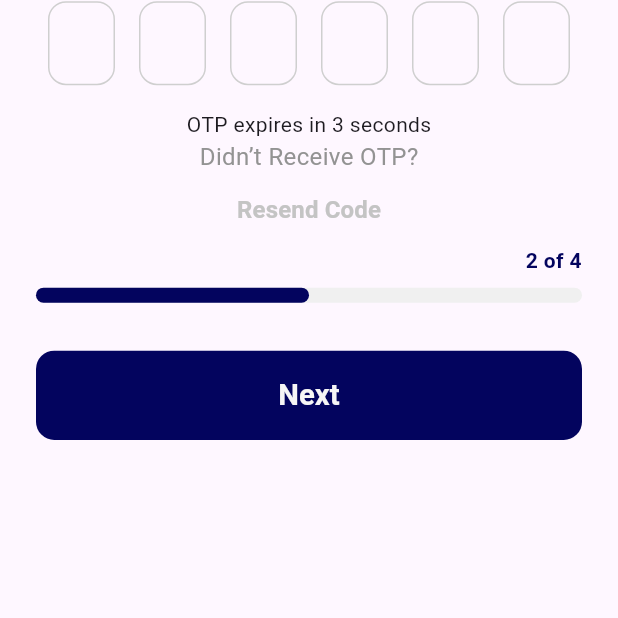
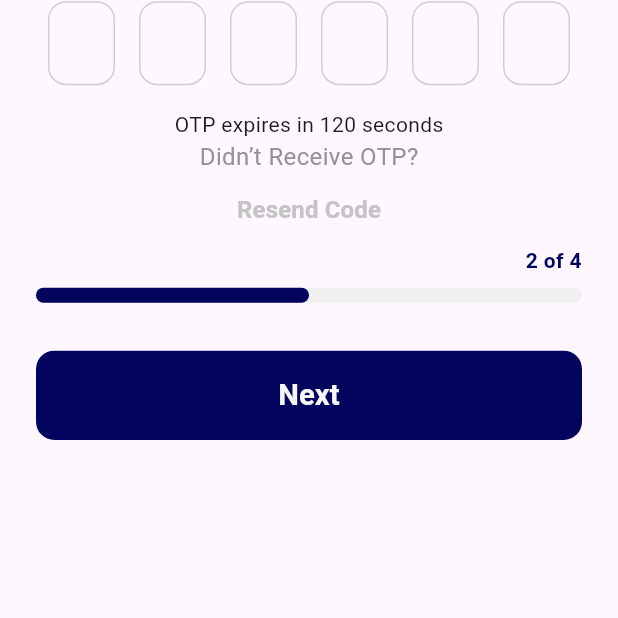
Before and after one commit to Bisho-George/Estegatha-mobile-application, a Flutter app: the OtpView screen opened by its route, on a phone screen of 412 x 824 dp, the part 333-951 px from its top. Run offline on Flutter 3.47's test engine with Material 3 defaults, Android fonts, the phone set to English and light mode, and no system bars; drawn by our look-alikes of toastification; our stand-ins replace bloc, carousel_slider, dartz, dio, equatable, firebase_core and 20 more; missing offline and left inert: flutter_foreground_task, health, workmanager; accounts and stored records are empty; network calls fail.

Commit message:
fix register

```diff
--- a/lib/features/forget-password/presentation/pages/forget_password_screen_0.dart
+++ b/lib/features/forget-password/presentation/pages/forget_password_screen_0.dart
@@ -106,7 +106,6 @@ class ForgetPasswordScreen_0 extends StatelessWidget {
                               ConstantSizes.defaultSpace),
                         ),
                         ProgressIndicatorBar(
-                          stepTitle: "Enter your email address",
                           percentage: 0.25,
                           step: "Step 1",
                         ),
--- a/lib/features/forget-password/presentation/pages/forget_password_screen_1.dart
+++ b/lib/features/forget-password/presentation/pages/forget_password_screen_1.dart
@@ -94,7 +94,6 @@ class ForgetPasswordScreen_1 extends StatelessWidget {
                               ConstantSizes.defaultSpace),
                         ),
                         ProgressIndicatorBar(
-                          stepTitle: "Enter your New Password",
                           percentage: 0.5,
                           step: "Step 2",
                         ),
--- a/lib/features/forget-password/presentation/pages/forget_password_screen_2.dart
+++ b/lib/features/forget-password/presentation/pages/forget_password_screen_2.dart
@@ -94,7 +94,6 @@ class ForgetPasswordScreen_2 extends StatelessWidget {
                               ConstantSizes.defaultSpace),
                         ),
                         ProgressIndicatorBar(
-                          stepTitle: "Enter the verification code",
                           percentage: 0.75,
                           step: "Step 3",
                         ),
--- a/lib/features/forget-password/presentation/pages/forget_password_screen_3.dart
+++ b/lib/features/forget-password/presentation/pages/forget_password_screen_3.dart
@@ -87,7 +87,6 @@ class ForgetPasswordScreen_3 extends StatelessWidget {
                               ConstantSizes.defaultSpace),
                         ),
                         ProgressIndicatorBar(
-                          stepTitle: "You are good to go!",
                           percentage: 1,
                           step: "Step 4",
                         ),
--- a/lib/features/sign-up/data/data_source/signup_data_source.dart
+++ b/lib/features/sign-up/data/data_source/signup_data_source.dart
@@ -21,7 +21,8 @@ class SignupDataSourceImp extends SignupDataSource {
       'address': signupRequestBody.address,
       'lat': signupRequestBody.lat,
       'lng': signupRequestBody.lng,
-    }, isSignup: false);
+    }
+    , isSignup: false);
     return SignupResponse(status: result.statusCode);
   }
 }
--- a/lib/features/sign-up/data/data_source/verify_otp_data_source.dart
+++ b/lib/features/sign-up/data/data_source/verify_otp_data_source.dart
@@ -17,9 +17,7 @@ class VerifyOtpDataSourceImp extends VerifyOtpDataSource {
     var result = await apiService.post(endpoint: 'api/v1/auth/verify', data: {
       'email': verifyOtpRequest.email,
       'otp': verifyOtpRequest.otp,
-    },
-      isSignup: false
-    );
+    }, isSignup: false);
     return VerifyOtpResponse(
       success: result.data['status'] ?? true,
       message: result.data['message'] ?? result.data,
--- a/lib/features/sign-up/domain/use_cases/resend_otp_use_case.dart
+++ b/lib/features/sign-up/domain/use_cases/resend_otp_use_case.dart
@@ -1,5 +1,5 @@
 import 'package:dartz/dartz.dart';
-import 'package:estegatha/utils/helpers/use_case.dart';
+import 'package:estegatha/features/sign-up/domain/use_cases/use_case.dart';
 
 import '../../data/failure/failure.dart';
 import '../../data/models/resend_otp_request.dart';
--- a/lib/features/sign-up/domain/use_cases/sign_up_use_case.dart
+++ b/lib/features/sign-up/domain/use_cases/sign_up_use_case.dart
@@ -3,7 +3,7 @@ import 'package:estegatha/features/sign-up/data/failure/failure.dart';
 import 'package:estegatha/features/sign-up/data/models/signup_request_body.dart';
 import 'package:estegatha/features/sign-up/data/models/signup_response.dart';
 import 'package:estegatha/features/sign-up/domain/repos/signup_repo.dart';
-import 'package:estegatha/utils/helpers/use_case.dart';
+import 'package:estegatha/features/sign-up/domain/use_cases/use_case.dart';
 
 class SignupUseCase extends UseCase<SignupResponse, SignupRequestBody>{
   final SignupRepo _signupRepo;
--- /dev/null
+++ b/lib/features/sign-up/domain/use_cases/use_case.dart
@@ -0,0 +1,7 @@
+import 'package:dartz/dartz.dart';
+
+import '../../data/failure/failure.dart';
+
+abstract class UseCase<Type, Param> {
+  Future<Either<Failure, Type>> call(Param param);
+}
--- a/lib/features/sign-up/presentation/view_models/otp_view_model.dart
+++ b/lib/features/sign-up/presentation/view_models/otp_view_model.dart
@@ -1,7 +1,7 @@
 import 'package:estegatha/features/sign-up/presentation/view_models/sign_up_view_model.dart';
 
 class OtpViewModel {
-  final SignUpViewModel signUpViewModel;
+  SignUpViewModel signUpViewModel;
 
   OtpViewModel(this.signUpViewModel);
 
--- a/lib/features/sign-up/presentation/views/otp_view.dart
+++ b/lib/features/sign-up/presentation/views/otp_view.dart
@@ -1,4 +1,6 @@
 import 'package:dio/dio.dart';
+import 'package:estegatha/features/sign-in/presentation/pages/sign_in_page.dart';
+import 'package:estegatha/features/sign-in/presentation/veiw_models/login_cubit/login_cubit.dart';
 import 'package:estegatha/features/sign-up/data/data_source/resend_otp_data_source.dart';
 import 'package:estegatha/features/sign-up/data/repos/resend_otp_repo_imp.dart';
 import 'package:estegatha/features/sign-up/data/repos/verify_otp_repo_imp.dart';
@@ -8,6 +10,7 @@ import 'package:estegatha/features/sign-up/presentation/view_models/verify_email
 import 'package:estegatha/features/sign-up/presentation/views/widgets/otp_fields.dart';
 import 'package:estegatha/features/sign-up/presentation/views/widgets/progress_indicator.dart';
 import 'package:estegatha/features/sign-up/presentation/views/widgets/sign_up_header.dart';
+import 'package:estegatha/main_menu.dart';
 import 'package:estegatha/responsive/size_config.dart';
 import 'package:estegatha/utils/common/widgets/custom_elevated_button.dart';
 import 'package:estegatha/utils/constant/colors.dart';
@@ -28,8 +31,6 @@ class OtpView extends StatefulWidget {
 
   static const String routeName = 'sign-up/otp';
 
-  final SignUpViewModel signUpViewModel = SignUpViewModel();
-
   @override
   _OtpViewState createState() => _OtpViewState();
 }
@@ -37,13 +38,12 @@ class OtpView extends StatefulWidget {
 class _OtpViewState extends State<OtpView> {
   int _timeRemaining = 0;
   TimerManager _timerManager = TimerManager();
-  late OtpViewModel _otpViewModel;
   bool _isResendButtonDisabled = false;
+  OtpViewModel _otpViewModel = OtpViewModel(SignUpViewModel());
 
   @override
   void initState() {
     super.initState();
-    _otpViewModel = OtpViewModel(widget.signUpViewModel);
     _startTimer(120);
   }
 
@@ -51,7 +51,7 @@ class _OtpViewState extends State<OtpView> {
     setState(() {
       _isResendButtonDisabled = true;
     });
-    _timerManager.startTimer(3, (remainingTime) {
+    _timerManager.startTimer(120, (remainingTime) {
       setState(() {
         _timeRemaining = remainingTime;
       });
@@ -64,7 +64,7 @@ class _OtpViewState extends State<OtpView> {
   }
 
   void _resetTimer() {
-    _timerManager.resetTimer(3, (remainingTime) {
+    _timerManager.resetTimer(120, (remainingTime) {
       setState(() {
         _timeRemaining = remainingTime;
       });
@@ -117,14 +117,14 @@ class _OtpViewState extends State<OtpView> {
                 ),
                 const SizedBox(height: ConstantSizes.spaceBtwItems),
                 Form(
-                  key: widget.signUpViewModel.otpFormKey,
+                  key: _otpViewModel.signUpViewModel.otpFormKey,
                   child: Padding(
                     padding: EdgeInsets.symmetric(
                       horizontal: responsiveWidth(ConstantSizes.defaultSpace),
                     ),
                     child: Column(
                       children: [
-                        OtpFields(signUpViewModel: widget.signUpViewModel),
+                        OtpFields(signUpViewModel: _otpViewModel.signUpViewModel),
                         const SizedBox(height: ConstantSizes.spaceBtwItems),
                         Text(
                           _timeRemaining > 0
@@ -169,8 +169,7 @@ class _OtpViewState extends State<OtpView> {
                           builder: (context) {
                             return CustomElevatedButton(
                               onPressed: () {
-                                if (widget
-                                    .signUpViewModel.otpFormKey.currentState!
+                                if (_otpViewModel.signUpViewModel.otpFormKey.currentState!
                                     .validate()) {
                                   String otp = _otpViewModel.getOtp();
                                   BlocProvider.of<VerifyEmailCubit>(context)
@@ -178,8 +177,7 @@ class _OtpViewState extends State<OtpView> {
                                   BlocProvider.of<VerifyEmailCubit>(context)
                                       .verifyEmail();
                                   // Handle OTP submission
-                                  Navigator.pushNamed(
-                                      context, LandingIntro.routeName);
+                                  Navigator.push(context, MaterialPageRoute(builder: (context) => SignInPage()));
                                 }
                               },
                               labelText: "Next",
--- a/lib/features/sign-up/presentation/views/widgets/progress_indicator.dart
+++ b/lib/features/sign-up/presentation/views/widgets/progress_indicator.dart
@@ -1,4 +1,3 @@
-import 'package:estegatha/utils/helpers/responsive.dart';
 import 'package:flutter/material.dart';
 
 import '../../../../../utils/constant/colors.dart';
@@ -7,38 +6,13 @@ import '../../../../../utils/constant/sizes.dart';
 class ProgressIndicatorBar extends StatelessWidget {
   double? percentage;
   String? step;
-  String? stepTitle;
-  ProgressIndicatorBar({super.key, this.percentage, this.step, this.stepTitle});
+  ProgressIndicatorBar({super.key, this.percentage, this.step});
 
   @override
   Widget build(BuildContext context) {
     return Column(
       crossAxisAlignment: CrossAxisAlignment.end,
       children: [
-        if (stepTitle != null)
-          Row(
-            mainAxisAlignment: MainAxisAlignment.spaceBetween,
-            children: [
-              SizedBox(
-                width: SizeConfig.screenWidth * 0.5,
-                child: Text(
-                  stepTitle!,
-                  style: TextStyle(
-                      fontSize: SizeConfig.font16,
-                      color: ConstantColors.textPrimary,
-                      fontWeight: ConstantSizes.fontWeightSemiBold),
-                ),
-              ),
-              Text(
-                "$step of 4",
-                textAlign: TextAlign.end,
-                style: const TextStyle(
-                    color: ConstantColors.textPrimary,
-                    fontWeight: ConstantSizes.fontWeightSemiBold),
-              ),
-            ],
-          ),
-        if (stepTitle == null)
          Text(
           "$step of 4",
           textAlign: TextAlign.end,
--- a/lib/main.dart
+++ b/lib/main.dart
@@ -4,6 +4,7 @@
 import 'package:estegatha/features/home/presentation/views/home_view.dart';
 import 'package:estegatha/features/organization/domain/models/member.dart';
 import 'package:estegatha/features/sign-in/presentation/pages/sign_in_page.dart';
+import 'package:estegatha/features/sign-up/presentation/views/personal_info_view.dart';
 import 'package:estegatha/providers.dart';
 import 'package:estegatha/responsive/size_config.dart';
 import 'package:estegatha/utils/helpers/helper_functions.dart';
@@ -81,7 +82,7 @@
               debugShowCheckedModeBanner: false,
               title: 'Estegatha',
               // home: SignInPage(),
-              home: home.value,
+              home: PersonalInfoView(),
               routes: routes,
             ),
           ),
```
Also changed, not shown: lib/features/sign-up/presentation/views/email_view.dart (+8 -3 lines), lib/features/sign-up/presentation/views/widgets/birthday_field.dart (+9 -4 lines), lib/features/sign-up/presentation/views/widgets/personal_info_form.dart (+6 -1 lines). Lines whose indentation alone changed are shown as unchanged.
